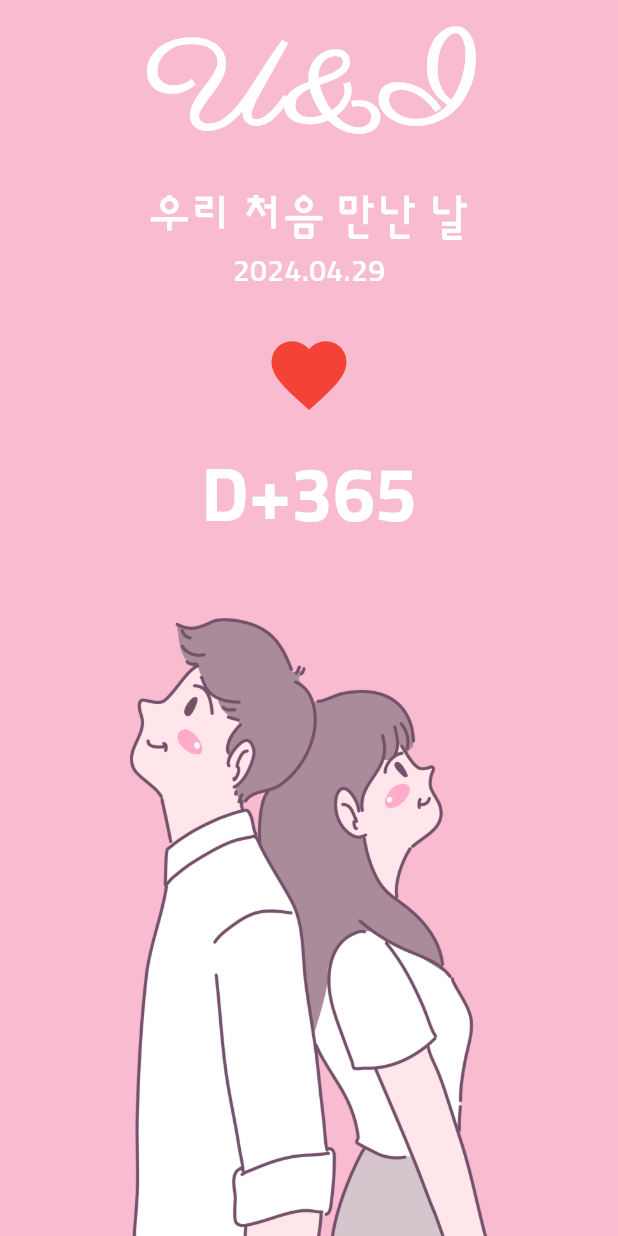
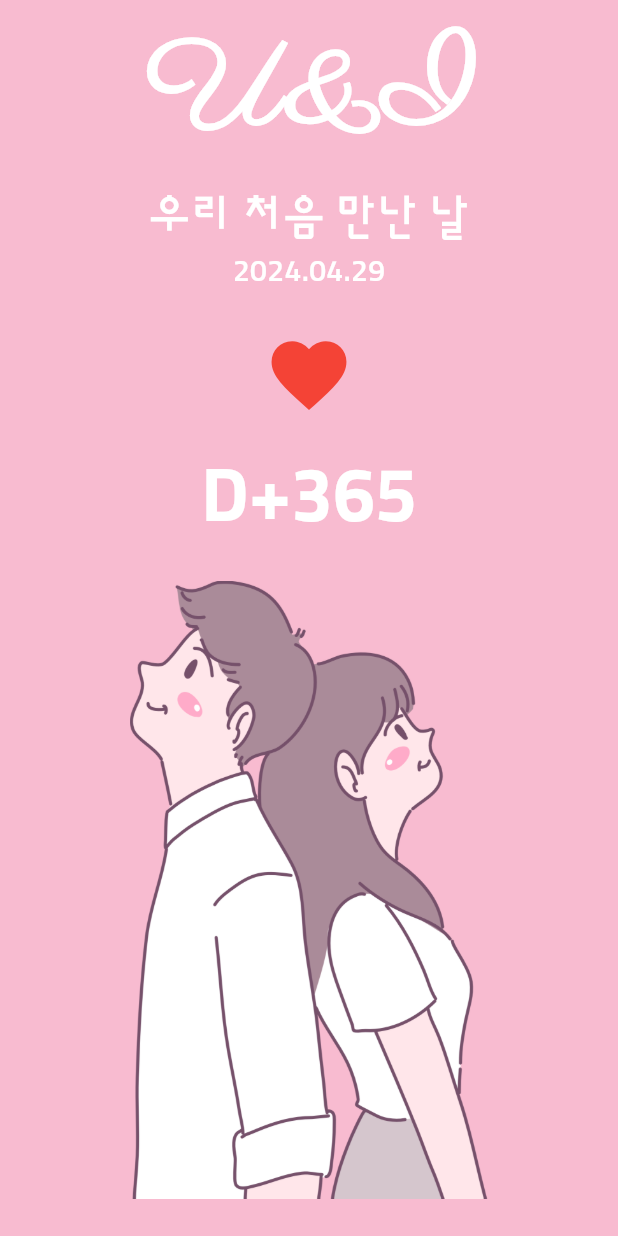
Before and after one commit to Leedoseo/Flutter_WidgetStudy, a Flutter app: the screen it shows after launch, on a phone screen of 412 x 824 dp. Run offline on Flutter 3.47's test engine with Material 3 defaults, Android fonts, the phone set to English and light mode, and no system bars; our stand-ins replace webview_flutter.

Commit message:
오버플로 해결-Expanded사용

```diff
--- a/d_day_app/lib/screen/home_screen.dart
+++ b/d_day_app/lib/screen/home_screen.dart
@@ -66,11 +66,13 @@ class _DDay extends StatelessWidget { // D-day 위젯 생성
 class _CoupleImage extends StatelessWidget { // 커플 이미지 위젯 생성
   @override
   Widget build(BuildContext context) {
-    return Center( // 이미지 중앙 정렬
-      child: Image.asset(
+    return Expanded( // 이미지 중앙 정렬 -> Expanded 추가
+      child: Center(
+        child: Image.asset(
         "asset/img/middle_image.png",
-        height: MediaQuery.of(context).size.height/2, // 화면의 반만큼 높이 구현
-      )
+        height: MediaQuery.of(context).size.height/2, // 화면의 반만큼 높이 구현 -> Expanded가 우선 순위를 갖게되어 무시됨.
+       ),
+      ),
     );
   }
 }
```
